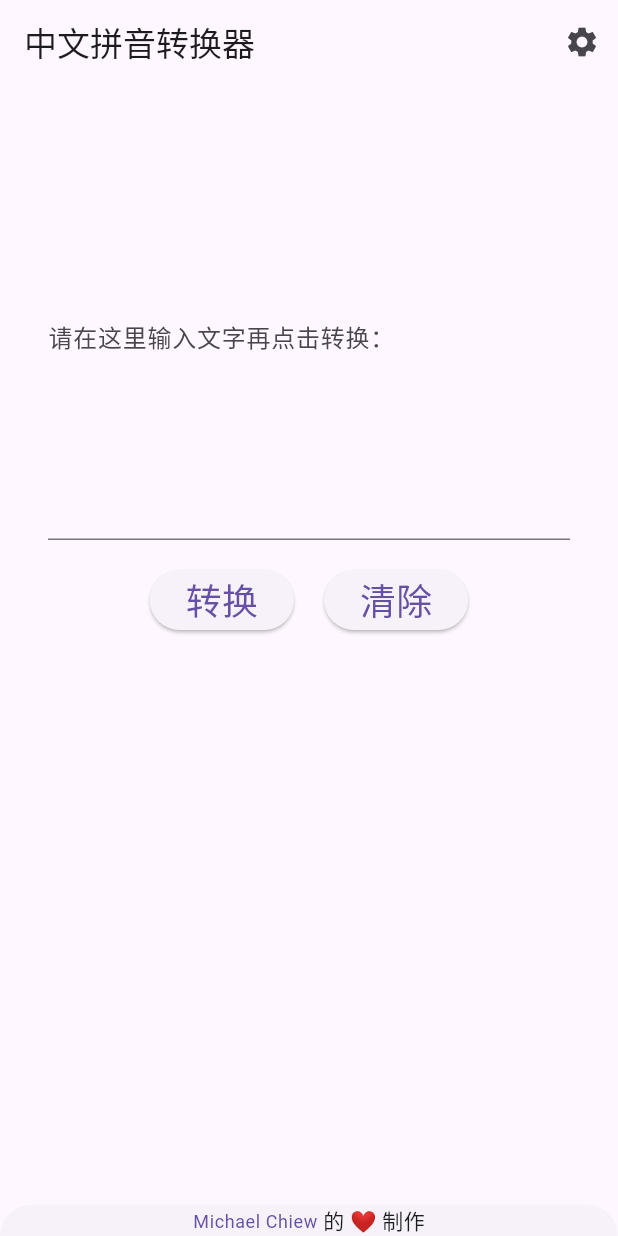
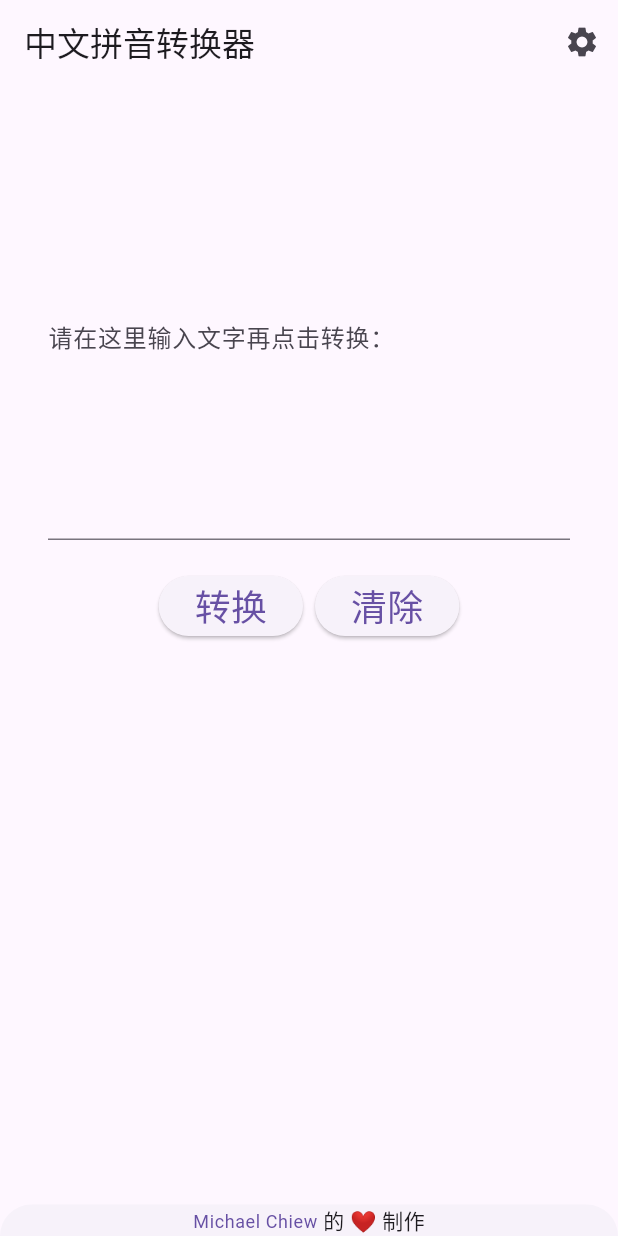
Before and after one commit to michaelchiew08/church-tool, a Flutter app: the screen it shows after launch, on a phone screen of 412 x 824 dp. Run offline on Flutter 3.47's test engine with Material 3 defaults, Android fonts, the light colour scheme and no system bars; our stand-ins replace flutter_hooks, flutter_riverpod, hooks_riverpod, shared_preferences; missing offline and left inert: lpinyin; generated files the repository leaves out were written again.

Commit message:
Handled some screen resolution issue

```diff
--- /dev/null
+++ b/lib/app/base_scaffold.dart
@@ -0,0 +1,197 @@
+import 'package:church_tool/settings/settings_controller.dart';
+import 'package:flutter/foundation.dart';
+import 'package:flutter/gestures.dart';
+import 'package:flutter/material.dart';
+import 'package:flutter_gen/gen_l10n/app_localizations.dart';
+import 'package:url_launcher/url_launcher.dart';
+
+/// [BaseScaffold] replaces the Flutter Scaffold, but includes all Flutter
+/// Scaffold Properites.
+class BaseScaffold extends StatelessWidget {
+  const BaseScaffold({
+    required this.settingsController,
+    super.key,
+    this.appBar,
+    this.body,
+    this.floatingActionButton,
+    this.floatingActionButtonLocation,
+    this.floatingActionButtonAnimator,
+    this.persistentFooterButtons,
+    this.drawer,
+    this.onDrawerChanged,
+    this.endDrawer,
+    this.onEndDrawerChanged,
+    this.bottomNavigationBar,
+    this.bottomSheet,
+    this.backgroundColor,
+    this.resizeToAvoidBottomInset,
+    this.primary = true,
+    this.drawerDragStartBehavior = DragStartBehavior.start,
+    this.extendBody = false,
+    this.extendBodyBehindAppBar = false,
+    this.drawerScrimColor,
+    this.drawerEdgeDragWidth,
+    this.drawerEnableOpenDragGesture = true,
+    this.endDrawerEnableOpenDragGesture = true,
+    this.restorationId,
+    this.isFooterEnabled = false,
+    this.onWillPop,
+    this.useSafeArea = false,
+    this.canPop = true,
+  });
+
+  final PreferredSizeWidget? appBar;
+  final Widget? body;
+  final Widget? floatingActionButton;
+  final FloatingActionButtonLocation? floatingActionButtonLocation;
+  final FloatingActionButtonAnimator? floatingActionButtonAnimator;
+  final List<Widget>? persistentFooterButtons;
+  final Widget? drawer;
+  final DrawerCallback? onDrawerChanged;
+  final Widget? endDrawer;
+  final DrawerCallback? onEndDrawerChanged;
+  final bool extendBodyBehindAppBar;
+  final bool extendBody;
+  final Color? drawerScrimColor;
+  final Color? backgroundColor;
+  final Widget? bottomNavigationBar;
+  final Widget? bottomSheet;
+  final bool? resizeToAvoidBottomInset;
+  final bool primary;
+  final DragStartBehavior drawerDragStartBehavior;
+  final double? drawerEdgeDragWidth;
+  final bool drawerEnableOpenDragGesture;
+  final bool endDrawerEnableOpenDragGesture;
+  final String? restorationId;
+  final bool isFooterEnabled;
+  final AsyncValueGetter<bool>? onWillPop;
+  final bool useSafeArea;
+  final bool? canPop;
+
+  final SettingsController settingsController;
+
+  @override
+  Widget build(BuildContext context) {
+    return useSafeArea ? SafeArea(child: _scaffold) : _scaffold;
+  }
+
+  Widget get _scaffold {
+    return PopScope(
+      canPop: canPop ?? false,
+      child: Scaffold(
+        key: key,
+        appBar: appBar,
+        body: body,
+        floatingActionButton: floatingActionButton,
+        floatingActionButtonLocation: floatingActionButtonLocation,
+        floatingActionButtonAnimator: floatingActionButtonAnimator,
+        persistentFooterButtons: persistentFooterButtons,
+        drawer: drawer,
+        onDrawerChanged: onDrawerChanged,
+        endDrawer: endDrawer,
+        onEndDrawerChanged: onEndDrawerChanged,
+        bottomNavigationBar: bottomNavigationBar,
+        bottomSheet: CustomBottomSheet(
+          settingsController: settingsController,
+        ),
+        backgroundColor: backgroundColor,
+        resizeToAvoidBottomInset: resizeToAvoidBottomInset,
+        primary: primary,
+        drawerDragStartBehavior: drawerDragStartBehavior,
+        extendBody: extendBody,
+        extendBodyBehindAppBar: extendBodyBehindAppBar,
+        drawerScrimColor: drawerScrimColor,
+        drawerEdgeDragWidth: drawerEdgeDragWidth,
+        drawerEnableOpenDragGesture: drawerEnableOpenDragGesture,
+        endDrawerEnableOpenDragGesture: endDrawerEnableOpenDragGesture,
+        restorationId: restorationId,
+      ),
+    );
+  }
+}
+
+class CustomBottomSheet extends StatelessWidget {
+  const CustomBottomSheet({
+    required this.settingsController,
+    super.key,
+  });
+
+  final SettingsController settingsController;
+
+  @override
+  Widget build(BuildContext context) {
+    return Row(
+      mainAxisAlignment: MainAxisAlignment.center,
+      children: [
+        Expanded(
+          child: RichText(
+            textAlign: TextAlign.center,
+            text: TextSpan(
+              text: '',
+              style: Theme.of(context).textTheme.bodySmall,
+              children: <InlineSpan>[
+                if (settingsController.locale.languageCode == 'en')
+                  WidgetSpan(
+                    alignment: PlaceholderAlignment.baseline,
+                    baseline: TextBaseline.alphabetic,
+                    child: Text(AppLocalizations.of(context)!.madeWithLoveText),
+                  ),
+                const WidgetSpan(
+                  alignment: PlaceholderAlignment.middle,
+                  baseline: TextBaseline.alphabetic,
+                  child: LinkButton(
+                    urlLabel: 'Michael Chiew',
+                    url: 'https://github.com/michaelchiew08',
+                  ),
+                ),
+                if (settingsController.locale.languageCode == 'zh')
+                  WidgetSpan(
+                    alignment: PlaceholderAlignment.baseline,
+                    baseline: TextBaseline.alphabetic,
+                    child: Text(AppLocalizations.of(context)!.madeWithLoveText),
+                  ),
+              ],
+            ),
+          ),
+        ),
+      ],
+    );
+  }
+}
+
+class LinkButton extends StatelessWidget {
+  const LinkButton({
+    required this.urlLabel,
+    required this.url,
+    super.key,
+  });
+
+  final String urlLabel;
+  final String url;
+
+  Future<void> _launchUrl(String url) async {
+    final uri = Uri.parse(url);
+
+    await launchUrl(uri);
+  }
+
+  @override
+  Widget build(BuildContext context) {
+    return TextButton(
+      style: TextButton.styleFrom(
+        padding: EdgeInsets.zero,
+        shape: RoundedRectangleBorder(
+          borderRadius: BorderRadius.circular(0),
+        ),
+        tapTargetSize: MaterialTapTargetSize.shrinkWrap,
+        visualDensity: VisualDensity.compact,
+        minimumSize: Size.zero,
+        textStyle: Theme.of(context).textTheme.bodySmall,
+      ),
+      onPressed: () {
+        _launchUrl(url);
+      },
+      child: Text(urlLabel),
+    );
+  }
+}
--- a/lib/app/church_tool.dart
+++ b/lib/app/church_tool.dart
@@ -73,7 +73,7 @@ class ChurchTool extends ConsumerWidget {
               builder: (BuildContext context) {
                 switch (routeSettings.name) {
                   case SettingsView.routeName:
-                    return SettingsView(controller: settingsController);
+                    return SettingsView(settingsController: settingsController);
                   case SampleItemDetailsView.routeName:
                     return const SampleItemDetailsView();
                   case SampleItemListView.routeName:
--- a/lib/features/pinyin_converter/pinyin_converter_screen.dart
+++ b/lib/features/pinyin_converter/pinyin_converter_screen.dart
@@ -1,3 +1,4 @@
+import 'package:church_tool/app/base_scaffold.dart';
 import 'package:church_tool/features/pinyin_converter/pinyin_converter.dart';
 import 'package:church_tool/features/pinyin_converter/pinyin_converter_notifier.dart';
 import 'package:church_tool/settings/settings_controller.dart';
@@ -8,7 +9,6 @@ import 'package:flutter_gen/gen_l10n/app_localizations.dart';
 import 'package:flutter_hooks/flutter_hooks.dart';
 // import 'package:flutter_riverpod/flutter_riverpod.dart';
 import 'package:hooks_riverpod/hooks_riverpod.dart';
-import 'package:url_launcher/url_launcher.dart';
 
 class PinyinConverterScreen extends HookConsumerWidget {
   const PinyinConverterScreen({
@@ -26,7 +26,8 @@ class PinyinConverterScreen extends HookConsumerWidget {
 
     final newTextFieldArea = useTextEditingController();
 
-    return Scaffold(
+    return BaseScaffold(
+      settingsController: settingsController,
       appBar: AppBar(
         title: Text(AppLocalizations.of(context)!.homeTitle),
         actions: [
@@ -66,11 +67,13 @@ class PinyinConverterScreen extends HookConsumerWidget {
               ),
               const SizedBox(),
               Container(
+                alignment: Alignment.center,
                 padding: const EdgeInsets.all(16),
-                child: Row(
-                  mainAxisAlignment: MainAxisAlignment.center,
+                child: Wrap(
                   children: [
-                    ElevatedButton(
+                    Padding(
+                      padding: const EdgeInsets.all(4),
+                      child: ElevatedButton(
                         onPressed: () {
                           notifier.convertText(newTextFieldArea.text);
                         },
@@ -79,8 +82,10 @@ class PinyinConverterScreen extends HookConsumerWidget {
                           style: const TextStyle(fontSize: 24),
                         ),
                       ),
-                    const SizedBox(width: 20),
-                    ElevatedButton(
+                    ),
+                    Padding(
+                      padding: const EdgeInsets.all(4),
+                      child: ElevatedButton(
                         onPressed: () {
                           notifier.clearState();
                           newTextFieldArea.clear();
@@ -88,6 +93,7 @@ class PinyinConverterScreen extends HookConsumerWidget {
                         child: Text(
                           AppLocalizations.of(context)!.clearButton,
                           style: const TextStyle(fontSize: 24),
+                        ),
                       ),
                     ),
                   ],
@@ -98,81 +104,6 @@ class PinyinConverterScreen extends HookConsumerWidget {
           ),
         ),
       ),
-      bottomSheet: Row(
-        mainAxisAlignment: MainAxisAlignment.center,
-        children: [
-          Expanded(
-            child: RichText(
-              textAlign: TextAlign.center,
-              text: TextSpan(
-                text: '',
-                style: Theme.of(context).textTheme.bodySmall,
-                children: <InlineSpan>[
-                  if (settingsController.locale.languageCode == 'en')
-                    WidgetSpan(
-                      alignment: PlaceholderAlignment.baseline,
-                      baseline: TextBaseline.alphabetic,
-                      child:
-                          Text(AppLocalizations.of(context)!.madeWithLoveText),
-                    ),
-                  const WidgetSpan(
-                    alignment: PlaceholderAlignment.middle,
-                    baseline: TextBaseline.alphabetic,
-                    child: LinkButton(
-                      urlLabel: 'Michael Chiew',
-                      url: 'https://github.com/michaelchiew08',
-                    ),
-                  ),
-                  if (settingsController.locale.languageCode == 'zh')
-                    WidgetSpan(
-                      alignment: PlaceholderAlignment.baseline,
-                      baseline: TextBaseline.alphabetic,
-                      child:
-                          Text(AppLocalizations.of(context)!.madeWithLoveText),
-                    ),
-                ],
-              ),
-            ),
-          ),
-        ],
-      ),
     );
   }
 }
-
-class LinkButton extends StatelessWidget {
-  const LinkButton({
-    required this.urlLabel,
-    required this.url,
-    super.key,
-  });
-
-  final String urlLabel;
-  final String url;
-
-  Future<void> _launchUrl(String url) async {
-    final uri = Uri.parse(url);
-
-    await launchUrl(uri);
-  }
-
-  @override
-  Widget build(BuildContext context) {
-    return TextButton(
-      style: TextButton.styleFrom(
-        padding: EdgeInsets.zero,
-        shape: RoundedRectangleBorder(
-          borderRadius: BorderRadius.circular(0),
-        ),
-        tapTargetSize: MaterialTapTargetSize.shrinkWrap,
-        visualDensity: VisualDensity.compact,
-        minimumSize: Size.zero,
-        textStyle: Theme.of(context).textTheme.bodySmall,
-      ),
-      onPressed: () {
-        _launchUrl(url);
-      },
-      child: Text(urlLabel),
-    );
-  }
-}
--- a/lib/localization/app_en.arb
+++ b/lib/localization/app_en.arb
@@ -27,6 +27,18 @@
   "@settingsThemeTitle": {
     "description": "The title of the settings screen theme"
   },
+  "settingsThemeSystem": "System Theme",
+  "@settingsThemeSystem": {
+    "description": ""
+  },
+  "settingsThemeLight": "Light Theme",
+  "@settingsThemeLight": {
+    "description": ""
+  },
+  "settingsThemeDark": "Dark Theme",
+  "@settingsThemeDark": {
+    "description": ""
+  },
   "settingsLanguageTitle": "Language",
   "@settingsLanguageTitle": {
     "description": "The title of the settings screen language"
--- a/lib/localization/app_zh.arb
+++ b/lib/localization/app_zh.arb
@@ -27,6 +27,18 @@
   "@settingsThemeTitle": {
     "description": "设定板的主题模式标题"
   },
+  "settingsThemeSystem": "系统主题",
+  "@settingsThemeSystem": {
+    "description": ""
+  },
+  "settingsThemeLight": "光明主题",
+  "@settingsThemeLight": {
+    "description": ""
+  },
+  "settingsThemeDark": "黑暗主题",
+  "@settingsThemeDark": {
+    "description": ""
+  },
   "settingsLanguageTitle": "语言",
   "@settingsLanguageTitle": {
     "description": "设定板的语言标题"
--- a/lib/settings/settings_view.dart
+++ b/lib/settings/settings_view.dart
@@ -1,3 +1,4 @@
+import 'package:church_tool/app/base_scaffold.dart';
 import 'package:church_tool/settings/settings_controller.dart';
 import 'package:flutter/material.dart';
 import 'package:flutter_gen/gen_l10n/app_localizations.dart';
@@ -7,15 +8,16 @@ import 'package:flutter_gen/gen_l10n/app_localizations.dart';
 /// When a user changes a setting, the SettingsController is updated and
 /// Widgets that listen to the SettingsController are rebuilt.
 class SettingsView extends StatelessWidget {
-  const SettingsView({required this.controller, super.key});
+  const SettingsView({required this.settingsController, super.key});
 
   static const routeName = '/settings';
 
-  final SettingsController controller;
+  final SettingsController settingsController;
 
   @override
   Widget build(BuildContext context) {
-    return Scaffold(
+    return BaseScaffold(
+      settingsController: settingsController,
       appBar: AppBar(
         title: Text(AppLocalizations.of(context)!.settingsTitle),
       ),
@@ -34,22 +36,28 @@ class SettingsView extends StatelessWidget {
                 Text(AppLocalizations.of(context)!.settingsThemeTitle),
                 DropdownButton<ThemeMode>(
                   // Read the selected themeMode from the controller
-                  value: controller.themeMode,
+                  value: settingsController.themeMode,
                   // Call the updateThemeMode method any time the user selects
                   // a theme.
-                  onChanged: controller.updateThemeMode,
-                  items: const [
+                  onChanged: settingsController.updateThemeMode,
+                  items: [
                     DropdownMenuItem(
                       value: ThemeMode.system,
-                      child: Text('System Theme'),
+                      child: Text(
+                        AppLocalizations.of(context)!.settingsThemeSystem,
+                      ),
                     ),
                     DropdownMenuItem(
                       value: ThemeMode.light,
-                      child: Text('Light Theme'),
+                      child: Text(
+                        AppLocalizations.of(context)!.settingsThemeLight,
+                      ),
                     ),
                     DropdownMenuItem(
                       value: ThemeMode.dark,
-                      child: Text('Dark Theme'),
+                      child: Text(
+                        AppLocalizations.of(context)!.settingsThemeDark,
+                      ),
                     ),
                   ],
                 ),
@@ -60,8 +68,8 @@ class SettingsView extends StatelessWidget {
               children: [
                 Text(AppLocalizations.of(context)!.settingsLanguageTitle),
                 DropdownButton<Locale>(
-                  value: controller.locale,
-                  onChanged: controller.updateLocale,
+                  value: settingsController.locale,
+                  onChanged: settingsController.updateLocale,
                   items: const [
                     DropdownMenuItem(
                       value: Locale('zh'),
```
Lines whose indentation alone changed are shown as unchanged.
